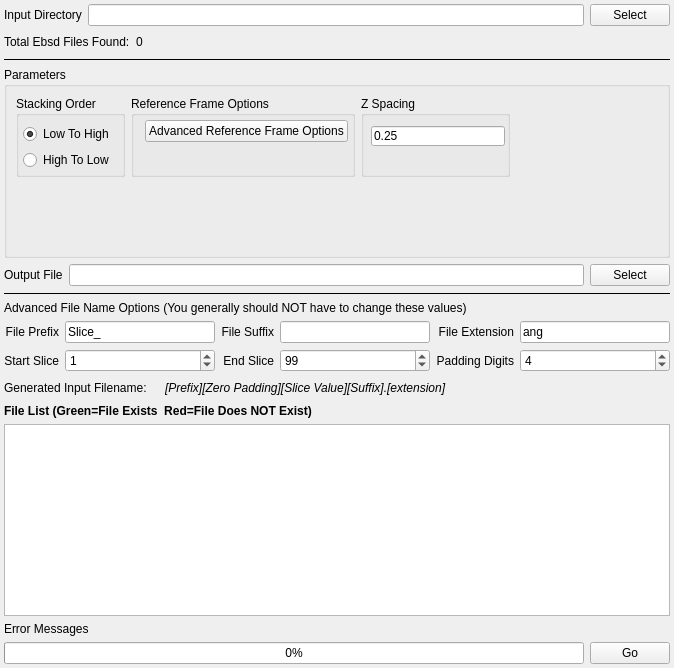
Old version of the form Source/Plugins/EbsdImport/UI/EbsdImportWidget.ui in the repository BlueQuartzSoftware/DREAM3D.
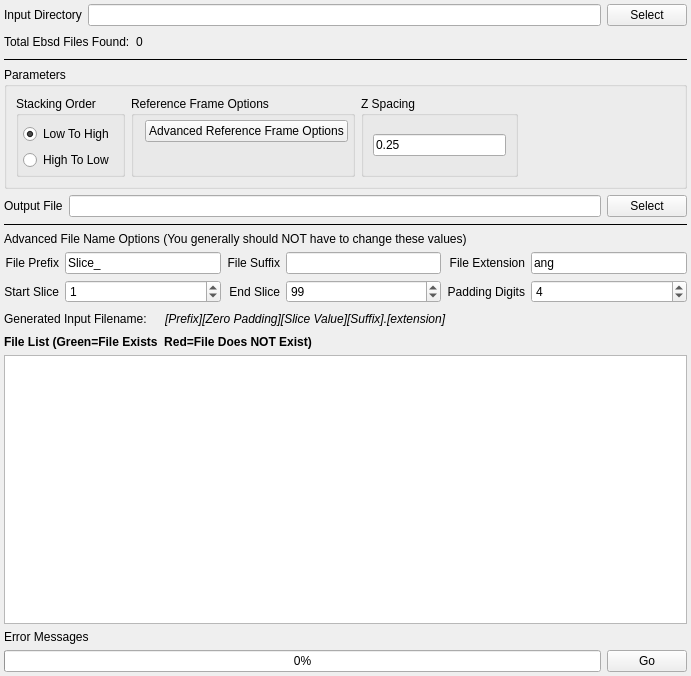
New version of the form. Custom widgets are drawn as their Qt base class.

Commit message: Fixing layout issues

The edit to the form file:
```diff
--- a/Source/Plugins/EbsdImport/UI/EbsdImportWidget.ui
+++ b/Source/Plugins/EbsdImport/UI/EbsdImportWidget.ui
@@ -6,8 +6,8 @@
    <rect>
     <x>0</x>
     <y>0</y>
-    <width>674</width>
-    <height>668</height>
+    <width>691</width>
+    <height>676</height>
    </rect>
   </property>
   <property name="windowTitle">
@@ -81,6 +81,12 @@
    </item>
    <item>
     <widget class="QGroupBox" name="groupBox">
+     <property name="sizePolicy">
+      <sizepolicy hsizetype="Preferred" vsizetype="Maximum">
+       <horstretch>0</horstretch>
+       <verstretch>0</verstretch>
+      </sizepolicy>
+     </property>
      <property name="title">
       <string>Parameters</string>
      </property>
@@ -183,19 +189,6 @@
         </property>
        </spacer>
       </item>
-      <item row="1" column="0">
-       <spacer name="verticalSpacer">
-        <property name="orientation">
-         <enum>Qt::Vertical</enum>
-        </property>
-        <property name="sizeHint" stdset="0">
-         <size>
-          <width>20</width>
-          <height>40</height>
-         </size>
-        </property>
-       </spacer>
-      </item>
       <item row="0" column="2">
        <widget class="QGroupBox" name="zspacingGroupBox">
         <property name="sizePolicy">
@@ -213,15 +206,9 @@
         <property name="title">
          <string>Z Spacing</string>
         </property>
+        <layout class="QVBoxLayout" name="verticalLayout_3">
+         <item>
         <widget class="QLineEdit" name="m_zSpacing">
-         <property name="geometry">
-          <rect>
-           <x>10</x>
-           <y>30</y>
-           <width>134</width>
-           <height>20</height>
-          </rect>
-         </property>
          <property name="sizePolicy">
           <sizepolicy hsizetype="MinimumExpanding" vsizetype="Fixed">
            <horstretch>0</horstretch>
@@ -232,6 +219,8 @@
           <string>0.25</string>
          </property>
         </widget>
+         </item>
+        </layout>
        </widget>
       </item>
      </layout>
@@ -462,7 +451,14 @@
     </widget>
    </item>
    <item>
-    <widget class="QListWidget" name="m_FileListView"/>
+    <widget class="QListWidget" name="m_FileListView">
+     <property name="sizePolicy">
+      <sizepolicy hsizetype="Expanding" vsizetype="MinimumExpanding">
+       <horstretch>0</horstretch>
+       <verstretch>0</verstretch>
+      </sizepolicy>
+     </property>
+    </widget>
    </item>
    <item>
     <widget class="QLabel" name="m_ErrorMessage">
```
Lines whose indentation alone changed are shown as unchanged.
